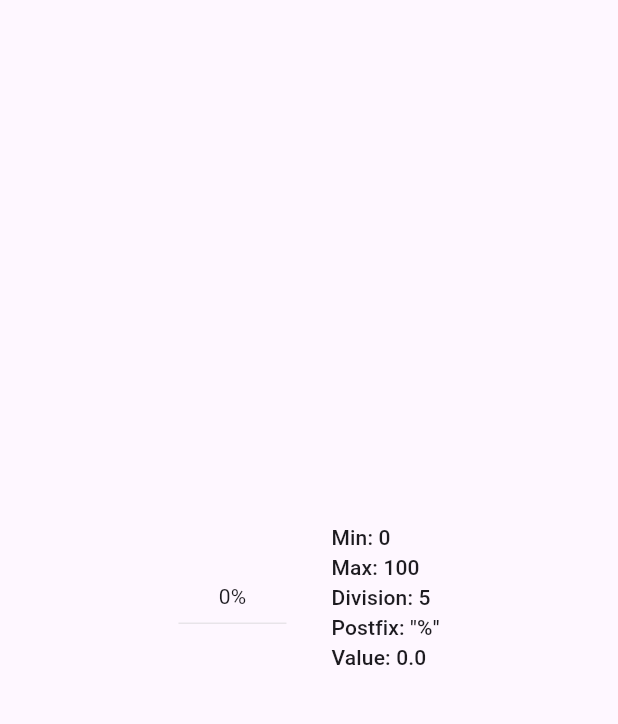
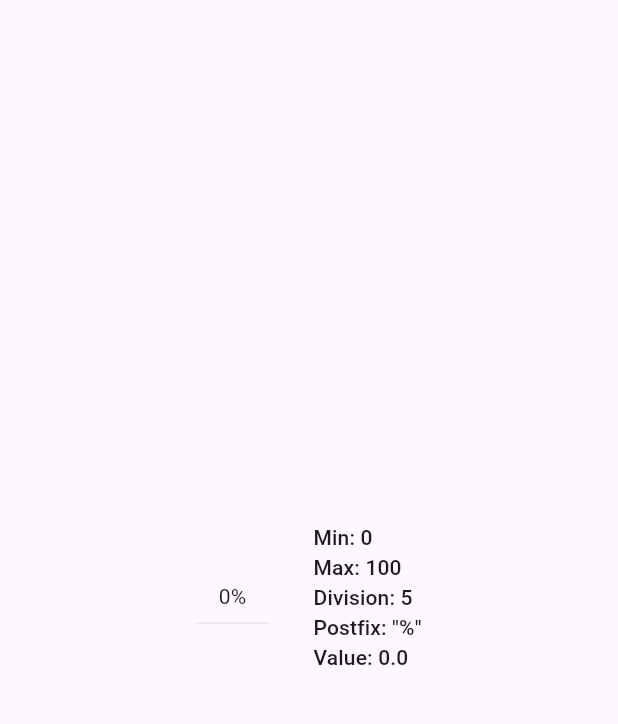
Before and after one commit to manjav/intry, a Flutter app: the screen it shows after launch, on a phone screen of 412 x 824 dp, the part 63-787 px from its top. Run offline on Flutter 3.47's test engine with Material 3 defaults, Android fonts, the phone set to English and light mode, and no system bars.

Commit message:
edit - smaller boundary

```diff
--- a/lib/src/intry_numeric.dart
+++ b/lib/src/intry_numeric.dart
@@ -157,7 +157,7 @@ class _NumericIntryState extends State<NumericIntry> {
           cursor:
               _mouseCursorStates.resolve(_states) ?? MouseCursor.uncontrolled,
           child: Container(
-            constraints: BoxConstraints.tight(const Size(72, 36)),
+            constraints: BoxConstraints.tight(const Size(48, 36)),
             alignment: Alignment.center,
             decoration: _getEffectiveDecoration(),
             child: _textBuilder(), // Builds the child of the Container
```
